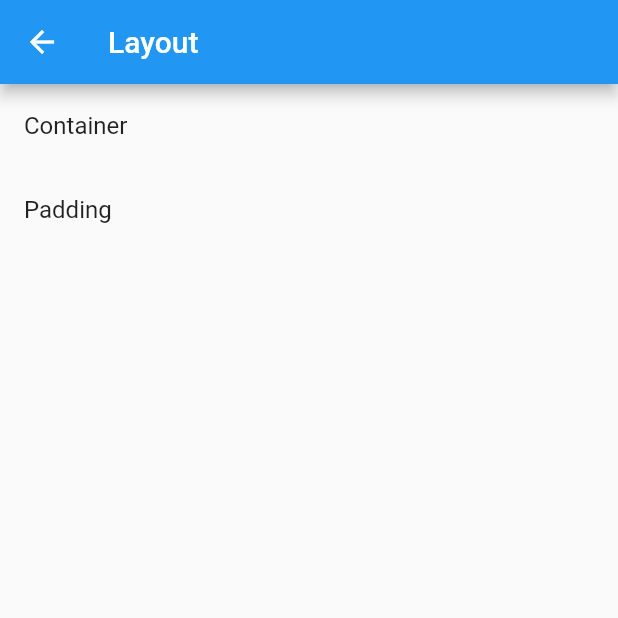
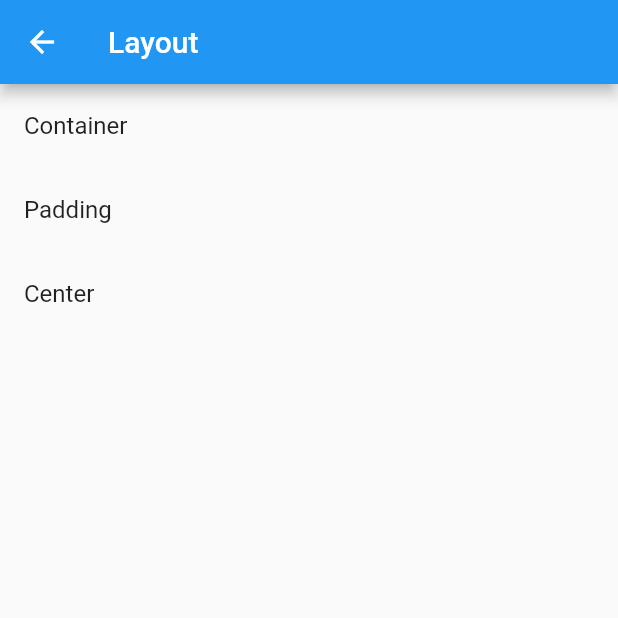
Before and after one commit to bakhtiararifinid/flutter-widgets, a Flutter app: the LayoutPage screen opened by its route, on a phone screen of 412 x 824 dp, the top half of it. Run offline on Flutter 3.47's test engine with Material 2 defaults, Android fonts, the phone set to English and light mode, and no system bars.

```diff
--- a/lib/src/App.dart
+++ b/lib/src/App.dart
@@ -2,6 +2,7 @@ import 'package:flutter/material.dart';
 import 'package:flutter_widgets/src/pages/appbar_page.dart';
 import 'package:flutter_widgets/src/pages/basic_page.dart';
 import 'package:flutter_widgets/src/pages/bottom_navigation_bar_page.dart';
+import 'package:flutter_widgets/src/pages/center_page.dart';
 import 'package:flutter_widgets/src/pages/column_page.dart';
 import 'package:flutter_widgets/src/pages/container_page.dart';
 import 'package:flutter_widgets/src/pages/drawer_page.dart';
@@ -40,6 +41,7 @@ class App extends StatelessWidget {
         '/placeholder': (context) => PlaceholderPage(),
         '/layout': (context) => LayoutPage(),
         '/padding': (context) => PaddingPage(),
+        '/center': (context) => CenterPage(),
         '/material-design': (context) => MaterialDesignPage(),
         '/scaffold': (context) => ScaffoldPage(),
         '/appbar': (context) => AppBarPage(),
--- a/lib/src/pages/layout_page.dart
+++ b/lib/src/pages/layout_page.dart
@@ -17,6 +17,10 @@ class LayoutPage extends StatelessWidget {
             title: Text('Padding'),
             onTap: () => Navigator.of(context).pushNamed('/padding'),
           ),
+          ListTile(
+            title: Text('Center'),
+            onTap: () => Navigator.of(context).pushNamed('/center'),
+          ),
         ],
       ),
     );
```
Also changed, not shown: lib/src/pages/center_page.dart (added, +23 -0 lines).
